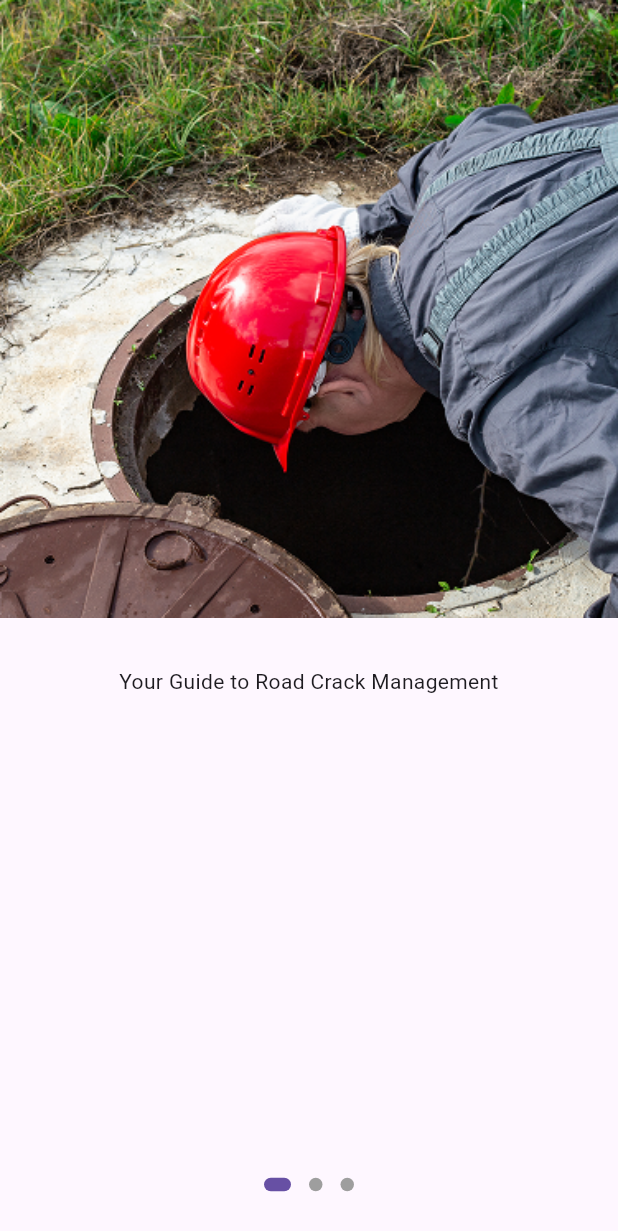
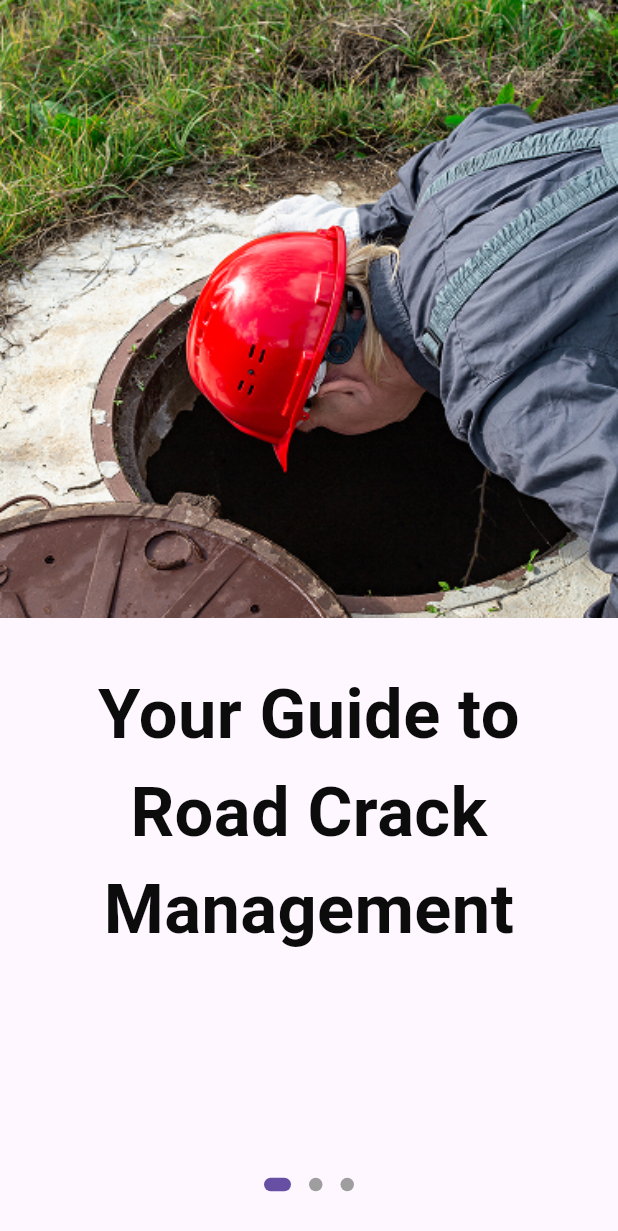
Before and after one commit to shakibalhasan-code/pothole, a Flutter app: the screen it shows after launch, on a phone screen of 412 x 824 dp. Shown: the top 1231 px of the screen. Run offline on Flutter 3.47's test engine with Material 3 defaults, Android fonts, the phone set to English and light mode, and no system bars; drawn by our look-alikes of dots_indicator; our stand-ins replace flutter_screenutil, get, google_fonts; generated files the repository leaves out were written again.

Commit message:
Add AppTextStyles class and integrate headerLarge style in OnBoardingScreen

```diff
--- /dev/null
+++ b/lib/core/constants/app_text_styles.dart
@@ -0,0 +1,11 @@
+import 'package:flutter/rendering.dart';
+import 'package:flutter_screenutil/flutter_screenutil.dart';
+import 'package:jourapothole/core/constants/app_colors.dart';
+
+class AppTextStyles {
+  static TextStyle headerLarge = TextStyle(
+    fontSize: 40.sp,
+    fontWeight: FontWeight.w700,
+    color: AppColors.darkColor,
+  );
+}
--- a/lib/features/auth/view/on_boarding_screen.dart
+++ b/lib/features/auth/view/on_boarding_screen.dart
@@ -3,6 +3,7 @@ import 'package:flutter/material.dart';
 import 'package:flutter_screenutil/flutter_screenutil.dart';
 import 'package:get/get.dart';
 import 'package:jourapothole/core/constants/app_images.dart';
+import 'package:jourapothole/core/constants/app_text_styles.dart';
 import 'package:jourapothole/features/auth/controller/auth_controller.dart';
 
 class OnBoardingScreen extends StatelessWidget {
@@ -43,7 +44,9 @@ class OnBoardingScreen extends StatelessWidget {
             left: 0,
             right: 0,
             child: Obx(
-              () => DotsIndicator(
+              () => Column(
+                children: [
+                  DotsIndicator(
                     // dots count == the number of individual screens
                     dotsCount: 3,
                     position: controller.currentPageIndex.value.toDouble(),
@@ -54,6 +57,10 @@ class OnBoardingScreen extends StatelessWidget {
                         borderRadius: BorderRadius.circular(5.0),
                       ),
                     ),
+                  ),
+
+
+                ],
               ),
             ),
           ),
@@ -78,7 +85,7 @@ class OnBoardingScreen extends StatelessWidget {
             padding: const EdgeInsets.symmetric(horizontal: 20, vertical: 32),
             child: Text(
               title,
-              // style: AppFonts.titleLarge,
+              style: AppTextStyles.headerLarge,
               textAlign: TextAlign.center,
             ),
           ),
```
Lines whose indentation alone changed are shown as unchanged.
